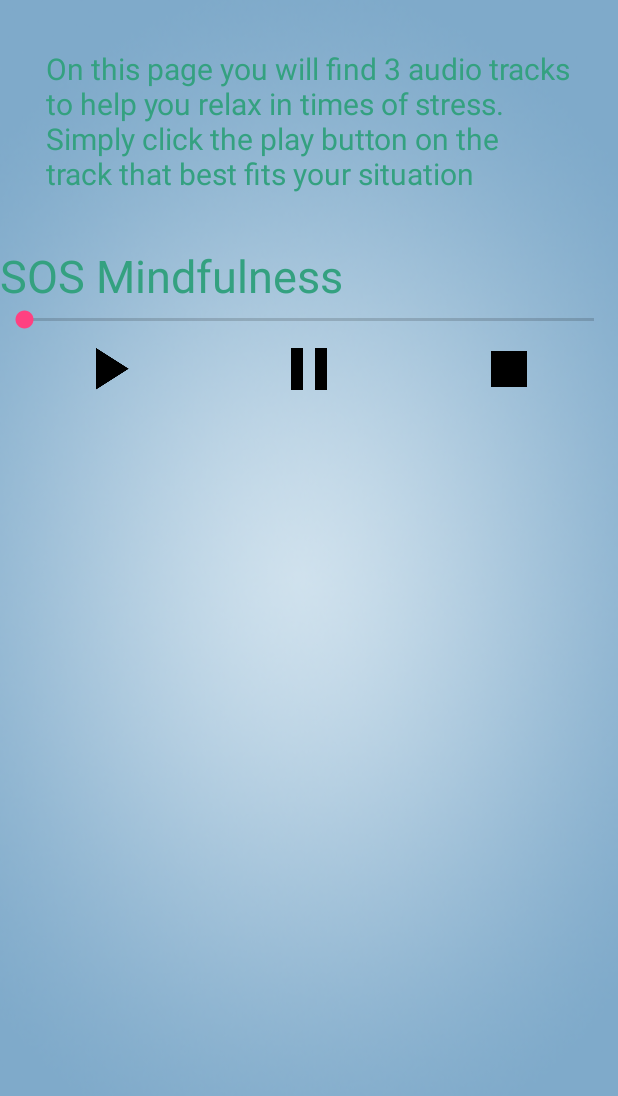
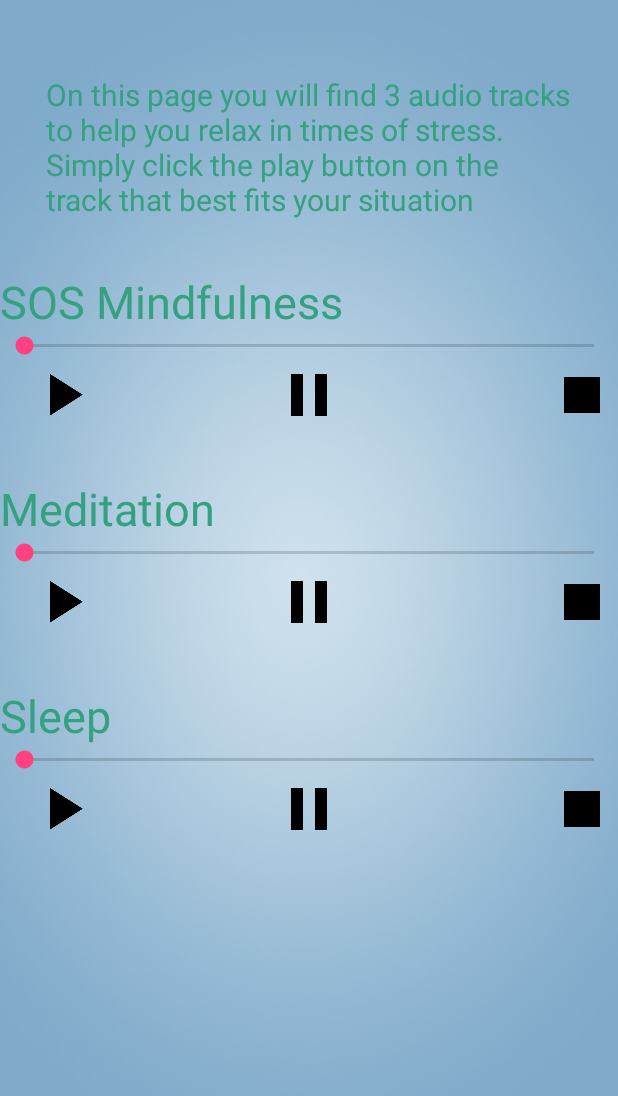
Before and after one commit to mwhelo/LittleThings, an Android app: the Mindfulness screen opened directly, with no data from a screen before it, on a phone screen of 412 x 824 dp. Shown: the top 1096 px of the screen. Run offline under Robolectric (Android 15) with nearby library versions, the phone set to English and light mode, and no system bars.

Commit message:
Mindfulness updated

```diff
--- a/app/src/main/java/com/example/x1243/littlethings/Mindfulness.java
+++ b/app/src/main/java/com/example/x1243/littlethings/Mindfulness.java
@@ -14,6 +14,18 @@ public class Mindfulness extends Activity implements Runnable {
     private ImageView stopButton;
     private MediaPlayer soundPlayer;
     private SeekBar soundSeekBar;
+
+    private ImageView startButton2;
+    private ImageView pauseButton2;
+    private ImageView stopButton2;
+    private MediaPlayer soundPlayer2;
+    private SeekBar soundSeekBar2;
+
+    private ImageView startButton3;
+    private ImageView pauseButton3;
+    private ImageView stopButton3;
+    private MediaPlayer soundPlayer3;
+    private SeekBar soundSeekBar3;
     private Thread soundThread;
 
     @Override
@@ -27,14 +39,28 @@ public class Mindfulness extends Activity implements Runnable {
         soundSeekBar = (SeekBar) findViewById(R.id.seekBar1);
         soundPlayer = MediaPlayer.create(this.getBaseContext(),R.raw.sos);
 
-        setupListeners();
+        startButton2 = (ImageView) findViewById(R.id.playButton2);
+        pauseButton2 = (ImageView) findViewById(R.id.pauseButton2);
+        stopButton2 = (ImageView) findViewById(R.id.stopButton2);
+        soundSeekBar2 = (SeekBar) findViewById(R.id.seekBar2);
+        soundPlayer2 = MediaPlayer.create(this.getBaseContext(),R.raw.meditation);
+
+        startButton3 = (ImageView) findViewById(R.id.playButton3);
+        pauseButton3 = (ImageView) findViewById(R.id.pauseButton3);
+        stopButton3 = (ImageView) findViewById(R.id.stopButton3);
+        soundSeekBar3 = (SeekBar) findViewById(R.id.seekBar3);
+        soundPlayer3 = MediaPlayer.create(this.getBaseContext(),R.raw.sleep);
+
+        setupListeners1();
+        setupListeners2();
+        setupListeners3();
 
         soundThread = new Thread(this);
         soundThread.start();
 
     }
 
-    private void setupListeners(){
+    private void setupListeners1(){
         startButton.setOnClickListener(new View.OnClickListener(){
             @Override
             public void onClick(View v){
@@ -77,12 +103,106 @@ public class Mindfulness extends Activity implements Runnable {
         });
     }
 
+    private void setupListeners2(){
+        startButton2.setOnClickListener(new View.OnClickListener(){
+            @Override
+            public void onClick(View v){
+                soundPlayer2.start();
+            }
+        });
+
+        pauseButton2.setOnClickListener(new View.OnClickListener(){
+            @Override
+            public void onClick(View v){
+                soundPlayer2.pause();
+            }
+        });
+
+        stopButton2.setOnClickListener(new View.OnClickListener(){
+            @Override
+            public void onClick(View cuttentView){
+                soundPlayer2.stop();
+                soundPlayer2 = MediaPlayer.create(getBaseContext(), R.raw.meditation);
+            }
+        });
+
+        soundSeekBar2.setOnSeekBarChangeListener(new SeekBar.OnSeekBarChangeListener(){
+            @Override
+            public void onStopTrackingTouch(SeekBar seekBar){
+
+            }
+
+            @Override
+            public void onStartTrackingTouch(SeekBar seekBar){
+
+            }
+
+            @Override
+            public void onProgressChanged(SeekBar seekBar, int progress, boolean fromUser){
+                if(fromUser){
+                    soundPlayer2.seekTo(progress);
+                }
+            }
+        });
+    }
+
+    private void setupListeners3(){
+        startButton3.setOnClickListener(new View.OnClickListener(){
+            @Override
+            public void onClick(View v){
+                soundPlayer3.start();
+            }
+        });
+
+        pauseButton3.setOnClickListener(new View.OnClickListener(){
+            @Override
+            public void onClick(View v){
+                soundPlayer3.pause();
+            }
+        });
+
+        stopButton3.setOnClickListener(new View.OnClickListener(){
+            @Override
+            public void onClick(View cuttentView){
+                soundPlayer3.stop();
+                soundPlayer3 = MediaPlayer.create(getBaseContext(), R.raw.sleep);
+            }
+        });
+
+        soundSeekBar3.setOnSeekBarChangeListener(new SeekBar.OnSeekBarChangeListener(){
+            @Override
+            public void onStopTrackingTouch(SeekBar seekBar){
+
+            }
+
+            @Override
+            public void onStartTrackingTouch(SeekBar seekBar){
+
+            }
+
+            @Override
+            public void onProgressChanged(SeekBar seekBar, int progress, boolean fromUser){
+                if(fromUser){
+                    soundPlayer3.seekTo(progress);
+                }
+            }
+        });
+    }
+
 
     public void run()
     {
         int currentPosition = 0;
         int soundTotal = soundPlayer.getDuration();
         soundSeekBar.setMax(soundTotal);
+
+        int currentPosition2 = 0;
+        int soundTotal2 = soundPlayer2.getDuration();
+        soundSeekBar2.setMax(soundTotal2);
+
+        int currentPosition3 = 0;
+        int soundTotal3 = soundPlayer3.getDuration();
+        soundSeekBar3.setMax(soundTotal3);
 
         while(soundPlayer !=null && currentPosition < soundTotal)
         {
@@ -101,5 +221,42 @@ public class Mindfulness extends Activity implements Runnable {
             }
             soundSeekBar.setProgress(currentPosition);
         }
+
+        while(soundPlayer2 !=null && currentPosition2 < soundTotal2)
+        {
+            try
+            {
+                Thread.sleep(300);
+                currentPosition = soundPlayer2.getCurrentPosition();
+            }
+            catch(InterruptedException soundException)
+            {
+                return;
+            }
+            catch(Exception otherException)
+            {
+                return;
+            }
+            soundSeekBar2.setProgress(currentPosition);
+        }
+
+        while(soundPlayer3 !=null && currentPosition3 < soundTotal3)
+        {
+            try
+            {
+                Thread.sleep(300);
+                currentPosition = soundPlayer3.getCurrentPosition();
+            }
+            catch(InterruptedException soundException)
+            {
+                return;
+            }
+            catch(Exception otherException)
+            {
+                return;
+            }
+            soundSeekBar3.setProgress(currentPosition);
+        }
     }
+
 }
--- a/app/src/main/res/layout/activity_mindfulness.xml
+++ b/app/src/main/res/layout/activity_mindfulness.xml
@@ -8,17 +8,33 @@
     tools:context="com.example.x1243.littlethings.Mindfulness">
 
 
+    <ScrollView
+        android:layout_width="match_parent"
+        android:layout_height="match_parent">
+
+        <RelativeLayout
+            android:layout_width="wrap_content"
+            android:layout_height="wrap_content">
+
+            <ImageView
+                android:id="@+id/imageView2"
+                android:layout_width="wrap_content"
+                android:layout_height="wrap_content"
+                android:layout_alignParentTop="true"
+                android:layout_centerHorizontal="true"
+                android:layout_marginTop="17dp"
+                app:srcCompat="@drawable/ll_logo" />
+
             <TextView
                 android:id="@+id/introTextView"
                 android:layout_width="350dp"
                 android:layout_height="100dp"
+                android:layout_below="@+id/imageView2"
+                android:layout_centerHorizontal="true"
+                android:layout_marginTop="32dp"
                 android:text="On this page you will find 3 audio tracks to help you relax in times of stress. Simply click the play button on the track that best fits your situation"
-
-        android:textSize="20dp"
                 android:textColor="#34A180"
-        android:layout_alignParentTop="true"
-        android:layout_centerHorizontal="true"
-        android:layout_marginTop="32dp" />
+                android:textSize="20dp" />
 
             <TextView
                 android:id="@+id/sosTitle"
@@ -45,7 +61,6 @@
                 android:layout_height="wrap_content"
                 android:text="Play"
                 android:layout_below="@+id/seekBar1"
-        android:layout_alignStart="@+id/introTextView"
                 android:layout_marginStart="17dp" />
 
             <ImageView
@@ -63,9 +78,106 @@
                 android:layout_width="wrap_content"
                 android:layout_height="wrap_content"
                 android:text="Stop"
+                android:layout_marginEnd="23dp"
                 android:layout_below="@+id/seekBar1"
-        android:layout_alignEnd="@+id/introTextView"
-        android:layout_marginEnd="17dp" />
+                android:layout_alignParentEnd="true" />
+
+            <TextView
+                android:id="@+id/medTitle"
+                android:layout_width="wrap_content"
+                android:layout_height="wrap_content"
+                android:textSize="30dp"
+                android:textColor="#34A180"
+                android:layout_marginTop="31dp"
+                android:text="Meditation "
+                android:layout_below="@id/stopButton1"/>
+
+            <SeekBar
+                android:id="@+id/seekBar2"
+                android:layout_width="fill_parent"
+                android:layout_height="wrap_content"
+                android:layout_below="@+id/medTitle"
+                android:layout_centerHorizontal="true" />
+
+            <ImageView
+                android:id="@+id/playButton2"
+                android:layout_width="wrap_content"
+                android:src="@mipmap/ic_play_arrow_black_48dp"
+                android:layout_height="wrap_content"
+                android:text="Play"
+                android:layout_below="@+id/seekBar2"
+                android:layout_marginStart="17dp" />
+
+            <ImageView
+                android:id="@+id/pauseButton2"
+                android:src="@mipmap/ic_pause_black_48dp"
+                android:layout_width="wrap_content"
+                android:layout_height="wrap_content"
+                android:layout_alignBottom="@+id/playButton2"
+                android:layout_centerHorizontal="true"
+                android:text="Pause" />
+
+            <ImageView
+                android:id="@+id/stopButton2"
+                android:src="@mipmap/ic_stop_black_48dp"
+                android:layout_width="wrap_content"
+                android:layout_height="wrap_content"
+                android:text="Stop"
+                android:layout_marginEnd="23dp"
+                android:layout_below="@+id/seekBar2"
+                android:layout_alignParentEnd="true" />
+
+            <TextView
+                android:id="@+id/sleepTitle"
+                android:layout_width="wrap_content"
+                android:layout_height="wrap_content"
+                android:textSize="30dp"
+                android:textColor="#34A180"
+                android:layout_marginTop="31dp"
+                android:text="Sleep "
+                android:layout_below="@id/stopButton2"/>
+
+            <SeekBar
+                android:id="@+id/seekBar3"
+                android:layout_width="fill_parent"
+                android:layout_height="wrap_content"
+                android:layout_below="@+id/sleepTitle"
+                android:layout_centerHorizontal="true" />
+
+            <ImageView
+                android:id="@+id/playButton3"
+                android:layout_width="wrap_content"
+                android:src="@mipmap/ic_play_arrow_black_48dp"
+                android:layout_height="wrap_content"
+                android:text="Play"
+                android:layout_below="@+id/seekBar3"
+                android:layout_marginStart="17dp" />
+
+            <ImageView
+                android:id="@+id/pauseButton3"
+                android:src="@mipmap/ic_pause_black_48dp"
+                android:layout_width="wrap_content"
+                android:layout_height="wrap_content"
+                android:layout_alignBottom="@+id/playButton3"
+                android:layout_centerHorizontal="true"
+                android:text="Pause" />
+
+            <ImageView
+                android:id="@+id/stopButton3"
+                android:src="@mipmap/ic_stop_black_48dp"
+                android:layout_width="wrap_content"
+                android:layout_height="wrap_content"
+                android:text="Stop"
+                android:layout_marginEnd="23dp"
+                android:layout_below="@+id/seekBar3"
+                android:layout_alignParentEnd="true" />
+
 
 
         </RelativeLayout>
+    </ScrollView>
+
+
+
+
+</RelativeLayout>
```
Lines whose indentation alone changed are shown as unchanged.
